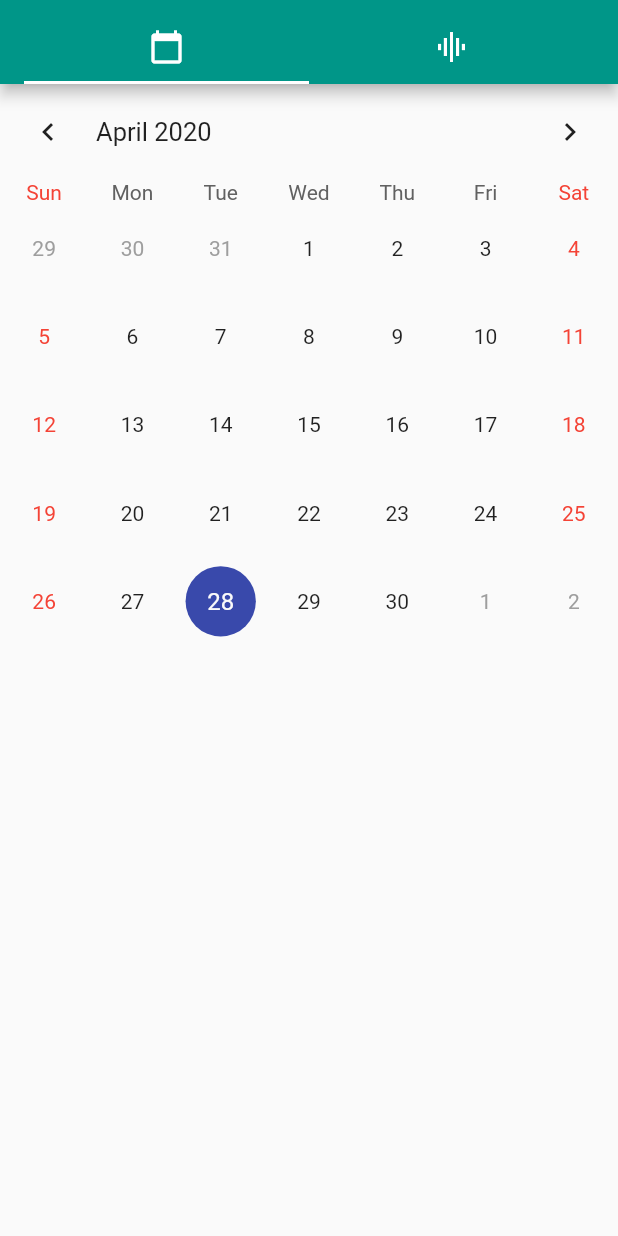
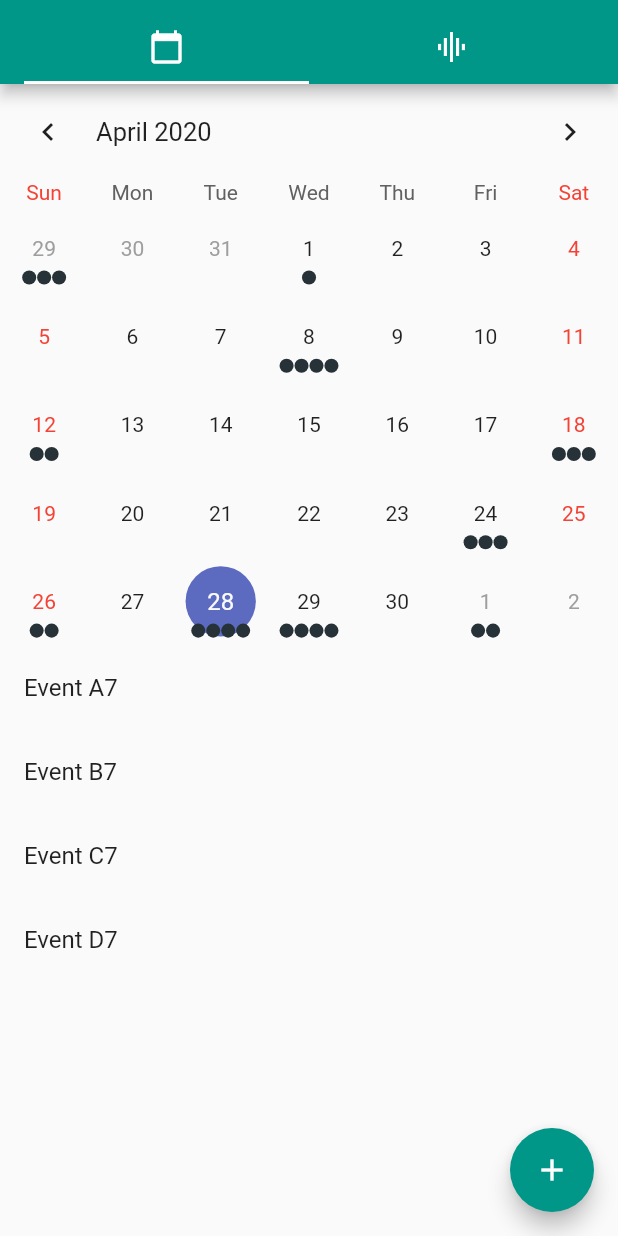
Before and after one commit to ElisaLuo/exercise_tracker, a Flutter app: the screen it shows after launch, on a phone screen of 412 x 824 dp. Run offline on Flutter 3.47's test engine with Material 2 defaults, Android fonts, the phone set to English and light mode, and no system bars; drawn by our look-alikes of table_calendar.

Commit message:
added floating action button for adding events, events functionality for specific date working

```diff
--- a/lib/calendar.dart
+++ b/lib/calendar.dart
@@ -1,4 +1,7 @@
+import 'dart:io';
+
 import 'package:flutter/material.dart';
+import 'package:path_provider/path_provider.dart';
 import 'package:table_calendar/table_calendar.dart';
 
 class CalendarPage extends StatelessWidget {
@@ -15,11 +18,35 @@ class Calendar extends StatefulWidget { // body
 
 class _CalendarPageState extends State<Calendar>{
   CalendarController _controller;
+  Map<DateTime, List> _events;
+  List _selectedEvents;
 
   @override
   void initState() {
     super.initState();
     _controller = CalendarController();
+    final _selectedDay = DateTime.now();
+
+    _events = {
+      _selectedDay.subtract(Duration(days: 30)): ['Event A0', 'Event B0', 'Event C0'],
+      _selectedDay.subtract(Duration(days: 27)): ['Event A1'],
+      _selectedDay.subtract(Duration(days: 20)): ['Event A2', 'Event B2', 'Event C2', 'Event D2'],
+      _selectedDay.subtract(Duration(days: 16)): ['Event A3', 'Event B3'],
+      _selectedDay.subtract(Duration(days: 10)): ['Event A4', 'Event B4', 'Event C4'],
+      _selectedDay.subtract(Duration(days: 4)): ['Event A5', 'Event B5', 'Event C5'],
+      _selectedDay.subtract(Duration(days: 2)): ['Event A6', 'Event B6'],
+      _selectedDay: ['Event A7', 'Event B7', 'Event C7', 'Event D7'],
+      _selectedDay.add(Duration(days: 1)): ['Event A8', 'Event B8', 'Event C8', 'Event D8'],
+      _selectedDay.add(Duration(days: 3)): Set.from(['Event A9', 'Event A9', 'Event B9']).toList(),
+      _selectedDay.add(Duration(days: 7)): ['Event A10', 'Event B10', 'Event C10'],
+      _selectedDay.add(Duration(days: 11)): ['Event A11', 'Event B11'],
+      _selectedDay.add(Duration(days: 17)): ['Event A12', 'Event B12', 'Event C12', 'Event D12'],
+      _selectedDay.add(Duration(days: 22)): ['Event A13', 'Event B13'],
+      _selectedDay.add(Duration(days: 26)): ['Event A14', 'Event B14', 'Event C14'],
+    };
+
+    _selectedEvents = _events[_selectedDay] ?? [];
+    _selectedEvents.insert(0, "a");
   }
 
   @override
@@ -28,25 +55,148 @@ class _CalendarPageState extends State<Calendar>{
     super.dispose();
   }
 
-  @override
+  createAddDialog(BuildContext context){
+    TextEditingController tempController = TextEditingController();
+
+    return showDialog(
+      context: context,
+      builder: (context){
+        return AlertDialog(
+          title: Text("Your Name?"),
+          content: TextField(
+            controller: tempController
+          ),
+          actions: <Widget>[
+            MaterialButton(
+              elevation: 5.0,
+              child: Text("Add"),
+              onPressed:(){
+                _save(tempController.text);
+              }
+            )
+          ],
+        );
+      }
+    );
+  }
+
+  Widget _buildEventList() {
+    return ListView(
+  padding: const EdgeInsets.all(8),
+  children: <Widget>[
+    Container(
+      height: 50,
+      color: Colors.amber[600],
+      child: const Center(child: Text('Entry A')),
+    ),
+    Container(
+      height: 50,
+      color: Colors.amber[500],
+      child: const Center(child: Text('Entry B')),
+    ),
+    Container(
+      height: 50,
+      color: Colors.amber[100],
+      child: const Center(child: Text('Entry C')),
+    ),
+  ],
+);
+    /* return ListView.builder(
+      itemCount: _selectedEvents.length,
+      itemBuilder: (BuildContext context, int index){
+        return Container(
+          height: 50,
+          child: Center(child: Text('Entry ${_selectedEvents[index]}'),)
+        );
+      },
+    ); */
+  }
+
+  Widget _buildCalendar(){
+    print(_selectedEvents);
+    return TableCalendar(
+      calendarController: _controller,
+      events: _events,
+      availableCalendarFormats: const {
+        CalendarFormat.month: ''
+      },
+    );
+  }
+
+  /* @override
   Widget build(BuildContext context){
     return Scaffold(
       body: SingleChildScrollView(
         child: Column(
           crossAxisAlignment: CrossAxisAlignment.start,
           children: <Widget>[
-            TableCalendar(
-              calendarController: _controller,
-              availableCalendarFormats: const {
-                CalendarFormat.month: ''
-              },
-              calendarStyle: CalendarStyle(
-                selectedColor: Colors.indigo[600]
-              )
-            )
+            //_buildCalendar(),
+
           ],
         )
-      )
+      ),
+      floatingActionButton: FloatingActionButton(
+        child: Icon(Icons.add),
+        onPressed:(){
+          createAddDialog(context);
+        }
+      ),
+    );
+  } */
+  @override
+  Widget build(BuildContext context){
+    return Scaffold(
+      body: ListView.builder(
+        itemCount: _selectedEvents.length,
+        itemBuilder: (context, index){
+          if(index == 0){
+            return Column(
+              children: <Widget>[
+                _buildCalendar()
+              ],
+            );
+          }
+          return ListTile(
+            title: Text(_selectedEvents[index].toString()),
+            onTap: () => print('Entry ${_selectedEvents[index]}'),
+          );
+        },
+      ),
+      floatingActionButton: FloatingActionButton(
+        child: Icon(Icons.add),
+        onPressed:(){
+          createAddDialog(context);
+        }
+      ),
     );
   }
 }
+
+Future<String> get _localPath async { // get file location
+  final directory = await getApplicationDocumentsDirectory();
+  print(directory.path);
+ return directory.path;
+}
+
+Future<File> get _localFile async { // get file
+  final path = await _localPath;
+  return File('$path/counter.txt');
+}
+
+_read() async { // read function
+  try {
+    final file = await _localFile;
+    String text = await file.readAsString();
+    print(text); // don't need
+  } catch (e) {
+    print("Couldn't read file");
+  }
+}
+
+_save(String newText) async { // write function
+  final file = await _localFile;
+  String text1 = await file.readAsString();
+  final text = text1 + newText + ",\n";
+  await file.writeAsString(text);
+  print('saved'); // don't need
+}
```
